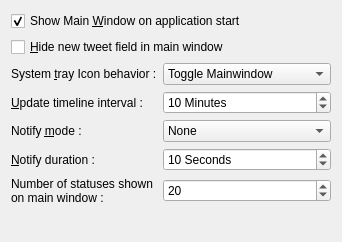
Before: the Qt Designer form src/prefs_base.ui in KDE/choqok, drawn with Qt 5.
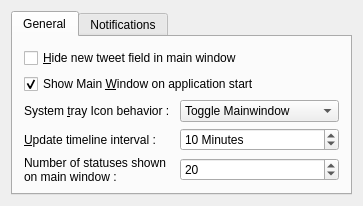
After: the same form once the commit is applied. Custom widgets are drawn as their Qt base class.

Commit message: Notification system improved, support for batch notifying added.

What changed in the file:
```diff
--- a/src/prefs_base.ui
+++ b/src/prefs_base.ui
@@ -5,11 +5,56 @@
    <rect>
     <x>0</x>
     <y>0</y>
-    <width>342</width>
-    <height>242</height>
+    <width>363</width>
+    <height>197</height>
    </rect>
   </property>
-  <layout class="QGridLayout" >
+  <layout class="QGridLayout" name="gridLayout_3" >
+   <item row="0" column="0" >
+    <widget class="KTabWidget" name="ktabwidget" >
+     <property name="currentIndex" >
+      <number>0</number>
+     </property>
+     <widget class="QWidget" name="tab" >
+      <attribute name="title" >
+       <string>General</string>
+      </attribute>
+      <layout class="QGridLayout" name="gridLayout_2" >
+       <item row="2" column="0" >
+        <widget class="QLabel" name="label_2" >
+         <property name="toolTip" >
+          <string>Set behavior of system tray icon clicking option</string>
+         </property>
+         <property name="text" >
+          <string>System &amp;tray Icon behavior :</string>
+         </property>
+         <property name="buddy" >
+          <cstring>kcfg_systrayTriggerType</cstring>
+         </property>
+        </widget>
+       </item>
+       <item row="2" column="1" >
+        <widget class="KComboBox" name="kcfg_systrayTriggerType" >
+         <property name="toolTip" >
+          <string>Set behavior of system tray icon clicking option</string>
+         </property>
+         <item>
+          <property name="text" >
+           <string>Toggle Mainwindow</string>
+          </property>
+         </item>
+         <item>
+          <property name="text" >
+           <string>Quick Twitting</string>
+          </property>
+         </item>
+         <item>
+          <property name="text" >
+           <string>Update timelines</string>
+          </property>
+         </item>
+        </widget>
+       </item>
    <item row="3" column="0" >
     <widget class="QLabel" name="label" >
      <property name="text" >
@@ -20,7 +65,7 @@
      </property>
     </widget>
    </item>
-   <item row="3" column="1" colspan="2" >
+       <item row="3" column="1" >
     <widget class="KIntSpinBox" name="kcfg_updateInterval" >
      <property name="suffix" >
       <string> Minutes</string>
@@ -34,6 +79,72 @@
     </widget>
    </item>
    <item row="4" column="0" >
+        <widget class="QLabel" name="label_5" >
+         <property name="maximumSize" >
+          <size>
+           <width>150</width>
+           <height>16777215</height>
+          </size>
+         </property>
+         <property name="text" >
+          <string>Number of statuses shown on main window : </string>
+         </property>
+         <property name="wordWrap" >
+          <bool>true</bool>
+         </property>
+        </widget>
+       </item>
+       <item row="4" column="1" >
+        <widget class="KIntSpinBox" name="kcfg_countOfStatusesOnMain" >
+         <property name="minimum" >
+          <number>1</number>
+         </property>
+         <property name="maximum" >
+          <number>50</number>
+         </property>
+         <property name="value" >
+          <number>20</number>
+         </property>
+        </widget>
+       </item>
+       <item row="1" column="0" colspan="2" >
+        <widget class="QCheckBox" name="kcfg_showMainWinOnStart" >
+         <property name="text" >
+          <string>Show Main &amp;Window on application start</string>
+         </property>
+         <property name="checked" >
+          <bool>true</bool>
+         </property>
+        </widget>
+       </item>
+       <item row="0" column="0" colspan="2" >
+        <widget class="QCheckBox" name="kcfg_hideTwitField" >
+         <property name="text" >
+          <string>&amp;Hide new tweet field in main window</string>
+         </property>
+        </widget>
+       </item>
+       <item row="5" column="0" colspan="2" >
+        <spacer name="verticalSpacer" >
+         <property name="orientation" >
+          <enum>Qt::Vertical</enum>
+         </property>
+         <property name="sizeHint" stdset="0" >
+          <size>
+           <width>20</width>
+           <height>40</height>
+          </size>
+         </property>
+        </spacer>
+       </item>
+      </layout>
+     </widget>
+     <widget class="QWidget" name="tab_2" >
+      <attribute name="title" >
+       <string>Notifications</string>
+      </attribute>
+      <layout class="QGridLayout" name="gridLayout" >
+       <item row="0" column="0" >
     <widget class="QLabel" name="label_3" >
      <property name="text" >
       <string>Notify &amp;mode :</string>
@@ -43,7 +154,7 @@
      </property>
     </widget>
    </item>
-   <item row="4" column="1" colspan="2" >
+       <item row="0" column="1" >
     <widget class="KComboBox" name="kcfg_notifyType" >
      <property name="toolTip" >
       <string>Support for KNotify not implemented yet.</string>
@@ -65,7 +176,7 @@
      </item>
     </widget>
    </item>
-   <item row="5" column="0" >
+       <item row="2" column="0" >
     <widget class="QLabel" name="label_4" >
      <property name="text" >
       <string>&amp;Notify duration :</string>
@@ -75,7 +186,7 @@
      </property>
     </widget>
    </item>
-   <item row="5" column="1" colspan="2" >
+       <item row="2" column="1" >
     <widget class="KIntSpinBox" name="kcfg_notifyInterval" >
      <property name="suffix" >
       <string> Seconds</string>
@@ -91,8 +202,8 @@
      </property>
     </widget>
    </item>
-   <item row="8" column="0" colspan="3" >
-    <spacer name="verticalSpacer" >
+       <item row="3" column="0" colspan="2" >
+        <spacer name="verticalSpacer_2" >
      <property name="orientation" >
       <enum>Qt::Vertical</enum>
      </property>
@@ -104,85 +215,15 @@
      </property>
     </spacer>
    </item>
-   <item row="2" column="0" >
-    <widget class="QLabel" name="label_2" >
-     <property name="toolTip" >
-      <string>Set behavior of system tray icon clicking option</string>
-     </property>
+       <item row="1" column="0" colspan="2" >
+        <widget class="QCheckBox" name="kcfg_showAllNotifiesInOne" >
      <property name="text" >
-      <string>System &amp;tray Icon behavior :</string>
-     </property>
-     <property name="buddy" >
-      <cstring>kcfg_systrayTriggerType</cstring>
-     </property>
-    </widget>
-   </item>
-   <item row="2" column="1" colspan="2" >
-    <widget class="KComboBox" name="kcfg_systrayTriggerType" >
-     <property name="toolTip" >
-      <string>Set behavior of system tray icon clicking option</string>
-     </property>
-     <item>
-      <property name="text" >
-       <string>Toggle Mainwindow</string>
-      </property>
-     </item>
-     <item>
-      <property name="text" >
-       <string>Quick Twitting</string>
-      </property>
-     </item>
-     <item>
-      <property name="text" >
-       <string>Update timelines</string>
-      </property>
-     </item>
-    </widget>
-   </item>
-   <item row="0" column="0" colspan="3" >
-    <widget class="QCheckBox" name="kcfg_showMainWinOnStart" >
-     <property name="text" >
-      <string>Show Main &amp;Window on application start</string>
-     </property>
-     <property name="checked" >
-      <bool>true</bool>
-     </property>
-    </widget>
-   </item>
-   <item row="1" column="0" colspan="3" >
-    <widget class="QCheckBox" name="kcfg_hideTwitField" >
-     <property name="text" >
-      <string>&amp;Hide new tweet field in main window</string>
-     </property>
-    </widget>
-   </item>
-   <item row="6" column="0" >
-    <widget class="QLabel" name="label_5" >
-     <property name="maximumSize" >
-      <size>
-       <width>150</width>
-       <height>16777215</height>
-      </size>
-     </property>
-     <property name="text" >
-      <string>Number of statuses shown on main window : </string>
-     </property>
-     <property name="wordWrap" >
-      <bool>true</bool>
-     </property>
-    </widget>
-   </item>
-   <item row="6" column="1" colspan="2" >
-    <widget class="KIntSpinBox" name="kcfg_countOfStatusesOnMain" >
-     <property name="minimum" >
-      <number>1</number>
-     </property>
-     <property name="maximum" >
-      <number>50</number>
-     </property>
-     <property name="value" >
-      <number>20</number>
-     </property>
+          <string>&amp;Show all new statuses in one Notify</string>
+         </property>
+        </widget>
+       </item>
+      </layout>
+     </widget>
     </widget>
    </item>
   </layout>
@@ -200,6 +241,12 @@
    <extends>QSpinBox</extends>
    <header>knuminput.h</header>
   </customwidget>
+  <customwidget>
+   <class>KTabWidget</class>
+   <extends>QTabWidget</extends>
+   <header>ktabwidget.h</header>
+   <container>1</container>
+  </customwidget>
  </customwidgets>
  <tabstops>
   <tabstop>kcfg_systrayTriggerType</tabstop>
```
Left out of the diff: 5 changed lines with no effect on the pictures. Lines whose indentation alone changed are shown as unchanged. The commit also changes 6 other files.
